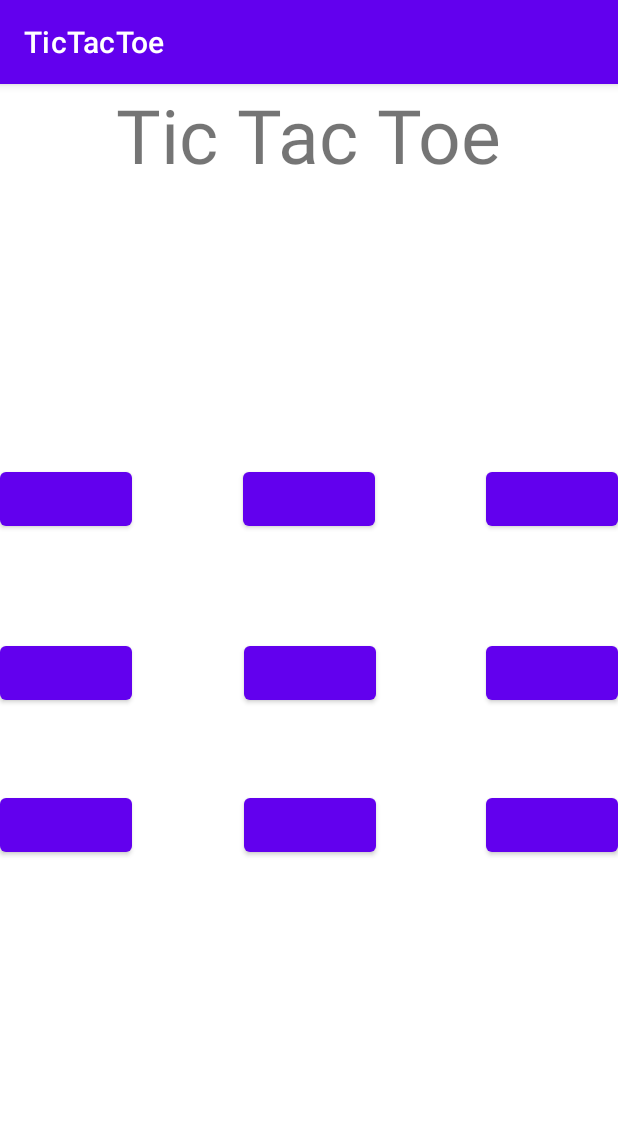
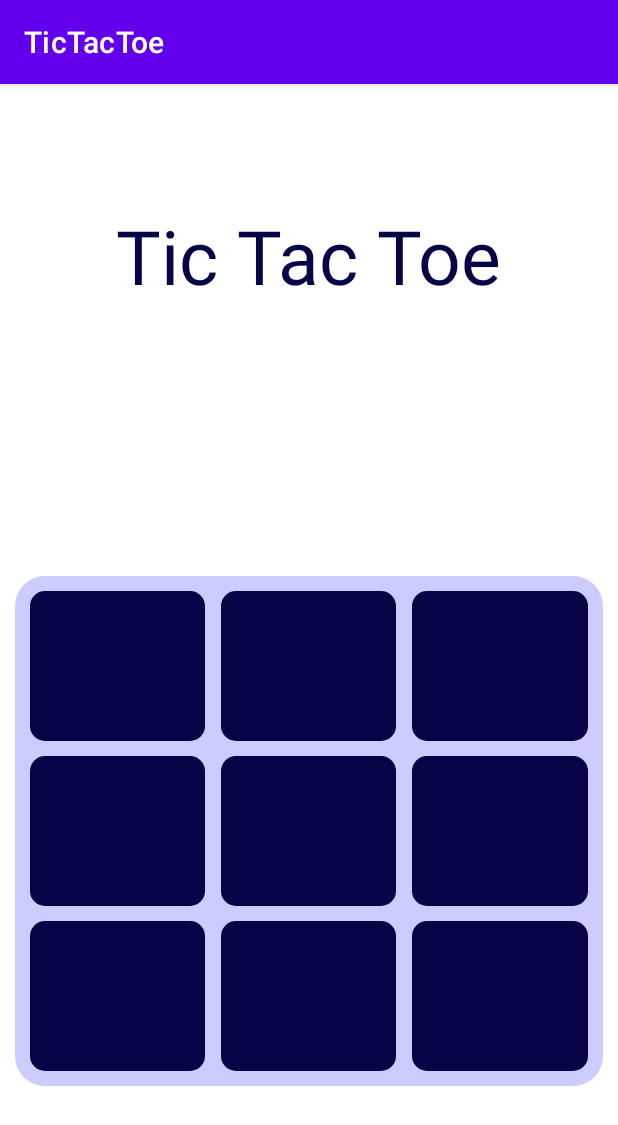
Before and after one commit to YoafOvershoes/tictactoe-android, an Android app: the screen it shows after launch (MainActivity), on a phone screen of 412 x 824 dp. Shown: the top 1125 px of the screen. Run offline under Robolectric (Android 15) with nearby library versions, the phone set to English and light mode, and no system bars.

Commit message:
finished board design

```diff
--- /dev/null
+++ b/TicTacToe/app/src/main/res/drawable/board_bg.xml
@@ -0,0 +1,7 @@
+<?xml version="1.0" encoding="utf-8"?>
+<shape xmlns:android="http://schemas.android.com/apk/res/android"
+    android:shape="rectangle"
+    >
+<solid android:color="@color/light_purple"/>
+    <corners android:radius="20dp" />
+</shape>
--- /dev/null
+++ b/TicTacToe/app/src/main/res/drawable/cell_bg.xml
@@ -0,0 +1,7 @@
+<?xml version="1.0" encoding="utf-8"?>
+<shape xmlns:android="http://schemas.android.com/apk/res/android"
+    android:shape="rectangle"
+    >
+    <solid android:color="@color/dark_blue"/>
+    <corners android:radius="10dp"/>
+</shape>
--- a/TicTacToe/app/src/main/res/layout/activity_main.xml
+++ b/TicTacToe/app/src/main/res/layout/activity_main.xml
@@ -11,111 +11,157 @@
         android:id="@+id/txtheader"
         android:layout_width="wrap_content"
         android:layout_height="wrap_content"
+        android:layout_marginBottom="100dp"
         android:text="@string/tictactoeheader"
         android:textSize="50sp"
-        app:layout_constraintStart_toStartOf="parent"
+        android:textColor="@color/dark_blue"
+        app:layout_constraintBottom_toTopOf="@+id/linearLayout"
         app:layout_constraintEnd_toEndOf="parent"
         app:layout_constraintRight_toRightOf="parent"
-        app:layout_constraintTop_toTopOf="parent"/>
+        app:layout_constraintStart_toStartOf="parent"
+        app:layout_constraintTop_toTopOf="parent" />
+
+    <LinearLayout
+        android:layout_marginStart="10dp"
+        android:layout_marginEnd="10dp"
+        android:id="@+id/linearLayout"
+        android:layout_width="match_parent"
+        android:layout_height="wrap_content"
+        android:layout_marginBottom="100dp"
+        android:background="@drawable/board_bg"
+        android:orientation="vertical"
+        app:layout_constraintBottom_toBottomOf="parent"
+        tools:layout_editor_absoluteX="10dp">
+
+        <LinearLayout
+            android:layout_width="match_parent"
+            android:layout_height="wrap_content"
+            android:orientation="horizontal"
+            android:weightSum="3">
+
+            <ImageView
+                android:id="@+id/cell_11"
+                android:layout_width="0dp"
+                android:layout_height="100dp"
+                android:layout_marginStart="10dp"
+                android:layout_marginTop="10dp"
+                android:layout_marginEnd="5dp"
+                android:layout_weight="1"
+                android:background="@drawable/cell_bg"
+                android:padding="20dp" />
+
+            <ImageView
+                android:id="@+id/cell_12"
+                android:layout_width="0dp"
+                android:layout_height="100dp"
+                android:layout_marginStart="5dp"
+                android:layout_marginTop="10dp"
+                android:layout_marginEnd="5dp"
+                android:layout_weight="1"
+                android:background="@drawable/cell_bg"
+                android:padding="20dp" />
+
+            <ImageView
+                android:id="@+id/cell_13"
+                android:layout_width="0dp"
+                android:layout_height="100dp"
+                android:layout_marginStart="5dp"
+                android:layout_marginTop="10dp"
+                android:layout_marginEnd="10dp"
+                android:layout_weight="1"
+                android:background="@drawable/cell_bg"
+                android:padding="20dp" />
 
 
-    <Button
-        android:id="@+id/btn13"
-        android:layout_width="wrap_content"
-        android:layout_height="wrap_content"
-        app:layout_constraintBottom_toBottomOf="parent"
-        app:layout_constraintEnd_toEndOf="parent"
-        app:layout_constraintHorizontal_bias="1.0"
-        app:layout_constraintLeft_toRightOf="@id/txtheader"
-        app:layout_constraintRight_toRightOf="parent"
-        app:layout_constraintTop_toTopOf="parent"
-        app:layout_constraintVertical_bias="0.351"></Button>
+        </LinearLayout>
 
-    <Button
-        android:id="@+id/btn22"
-        android:layout_width="wrap_content"
-        android:layout_height="wrap_content"
-        app:layout_constraintBottom_toBottomOf="parent"
-        app:layout_constraintEnd_toStartOf="@id/btn23"
-        app:layout_constraintHorizontal_bias="0.506"
-        app:layout_constraintStart_toEndOf="@+id/btn21"
-        app:layout_constraintTop_toBottomOf="@id/btn12"
-        app:layout_constraintVertical_bias="0.162"></Button>
+        <LinearLayout
+            android:layout_width="match_parent"
+            android:layout_height="wrap_content"
+            android:orientation="horizontal"
+            android:weightSum="3">
 
-    <Button
-        android:id="@+id/btn31"
-        android:layout_width="wrap_content"
-        android:layout_height="wrap_content"
-        app:layout_constraintBottom_toBottomOf="parent"
-        app:layout_constraintLeft_toLeftOf="parent"
-        app:layout_constraintStart_toStartOf="parent"
-        app:layout_constraintTop_toBottomOf="@id/btn21"
-        app:layout_constraintVertical_bias="0.176"></Button>
+            <ImageView
+                android:id="@+id/cell_21"
+                android:layout_width="0dp"
+                android:layout_height="100dp"
+                android:layout_marginStart="10dp"
+                android:layout_marginTop="10dp"
+                android:layout_marginEnd="5dp"
+                android:layout_weight="1"
+                android:background="@drawable/cell_bg"
+                android:padding="20dp" />
 
-    <Button
-        android:id="@+id/btn11"
-        android:layout_width="wrap_content"
-        android:layout_height="wrap_content"
-        app:layout_constraintBottom_toBottomOf="parent"
-        app:layout_constraintHorizontal_bias="0.0"
-        app:layout_constraintLeft_toLeftOf="parent"
-        app:layout_constraintRight_toLeftOf="@+id/txtheader"
-        app:layout_constraintTop_toTopOf="parent"
-        app:layout_constraintVertical_bias="0.351"></Button>
+            <ImageView
+                android:id="@+id/cell_22"
+                android:layout_width="0dp"
+                android:layout_height="100dp"
+                android:layout_marginStart="5dp"
+                android:layout_marginTop="10dp"
+                android:layout_marginEnd="5dp"
+                android:layout_weight="1"
+                android:background="@drawable/cell_bg"
+                android:padding="20dp" />
 
-    <Button
-        android:id="@+id/btn12"
-        android:layout_width="wrap_content"
-        android:layout_height="wrap_content"
-        app:layout_constraintBottom_toBottomOf="parent"
-        app:layout_constraintEnd_toStartOf="@id/btn13"
-        app:layout_constraintStart_toEndOf="@+id/btn11"
-        app:layout_constraintTop_toTopOf="parent"
-        app:layout_constraintVertical_bias="0.351"></Button>
+            <ImageView
+                android:id="@+id/cell_23"
+                android:layout_width="0dp"
+                android:layout_height="100dp"
+                android:layout_marginStart="5dp"
+                android:layout_marginTop="10dp"
+                android:layout_marginEnd="10dp"
+                android:layout_weight="1"
+                android:background="@drawable/cell_bg"
+                android:padding="20dp" />
 
-    <Button
-        android:id="@+id/btn23"
-        android:layout_width="wrap_content"
-        android:layout_height="wrap_content"
-        app:layout_constraintBottom_toBottomOf="parent"
-        app:layout_constraintEnd_toEndOf="parent"
-        app:layout_constraintHorizontal_bias="1.0"
-        app:layout_constraintLeft_toRightOf="@+id/txtheader"
-        app:layout_constraintRight_toRightOf="parent"
-        app:layout_constraintTop_toBottomOf="@+id/btn13"
-        app:layout_constraintVertical_bias="0.162"></Button>
 
-    <Button
-        android:id="@+id/btn33"
-        android:layout_width="wrap_content"
-        android:layout_height="wrap_content"
-        app:layout_constraintBottom_toBottomOf="parent"
-        app:layout_constraintEnd_toEndOf="parent"
-        app:layout_constraintHorizontal_bias="1.0"
-        app:layout_constraintLeft_toRightOf="@+id/txtheader"
-        app:layout_constraintRight_toRightOf="parent"
-        app:layout_constraintTop_toBottomOf="@+id/btn23"
-        app:layout_constraintVertical_bias="0.176"></Button>
+        </LinearLayout>
 
-    <Button
-        android:id="@+id/btn21"
-        android:layout_width="wrap_content"
-        android:layout_height="wrap_content"
-        app:layout_constraintBottom_toBottomOf="parent"
-        app:layout_constraintLeft_toLeftOf="parent"
-        app:layout_constraintStart_toStartOf="parent"
-        app:layout_constraintTop_toBottomOf="@id/btn11"
-        app:layout_constraintVertical_bias="0.162"></Button>
+        <LinearLayout
+            android:layout_width="match_parent"
+            android:layout_height="wrap_content"
+            android:layout_marginBottom="10dp"
+            android:orientation="horizontal"
+            android:weightSum="3">
 
-    <Button
-        android:id="@+id/btn32"
-        android:layout_width="wrap_content"
-        android:layout_height="wrap_content"
-        app:layout_constraintBottom_toBottomOf="parent"
-        app:layout_constraintEnd_toStartOf="@id/btn23"
-        app:layout_constraintHorizontal_bias="0.506"
-        app:layout_constraintStart_toEndOf="@+id/btn21"
-        app:layout_constraintTop_toBottomOf="@id/btn22"
-        app:layout_constraintVertical_bias="0.176"></Button>
+            <ImageView
+                android:id="@+id/cell_31"
+                android:layout_width="0dp"
+                android:layout_height="100dp"
+                android:layout_marginStart="10dp"
+                android:layout_marginTop="10dp"
+                android:layout_marginEnd="5dp"
+                android:layout_weight="1"
+                android:background="@drawable/cell_bg"
+                android:padding="20dp" />
+
+            <ImageView
+                android:id="@+id/cell_32"
+                android:layout_width="0dp"
+                android:layout_height="100dp"
+                android:layout_marginStart="5dp"
+                android:layout_marginTop="10dp"
+                android:layout_marginEnd="5dp"
+                android:layout_weight="1"
+                android:background="@drawable/cell_bg"
+                android:padding="20dp" />
+
+            <ImageView
+                android:id="@+id/cell_33"
+                android:layout_width="0dp"
+                android:layout_height="100dp"
+                android:layout_marginStart="5dp"
+                android:layout_marginTop="10dp"
+                android:layout_marginEnd="10dp"
+                android:layout_weight="1"
+                android:background="@drawable/cell_bg"
+                android:padding="20dp" />
+
+
+        </LinearLayout>
+
+
+    </LinearLayout>
+
 
 </androidx.constraintlayout.widget.ConstraintLayout>
--- a/TicTacToe/app/src/main/res/values/colors.xml
+++ b/TicTacToe/app/src/main/res/values/colors.xml
@@ -7,4 +7,6 @@
     <color name="teal_700">#FF018786</color>
     <color name="black">#FF000000</color>
     <color name="white">#FFFFFFFF</color>
+    <color name="light_purple">#CCCCFF</color>
+    <color name="dark_blue">#040447</color>
 </resources>
```
Also changed, not shown: TicTacToe/app/src/main/res/drawable/circle.png (added), TicTacToe/app/src/main/res/drawable/cross.png (added).
